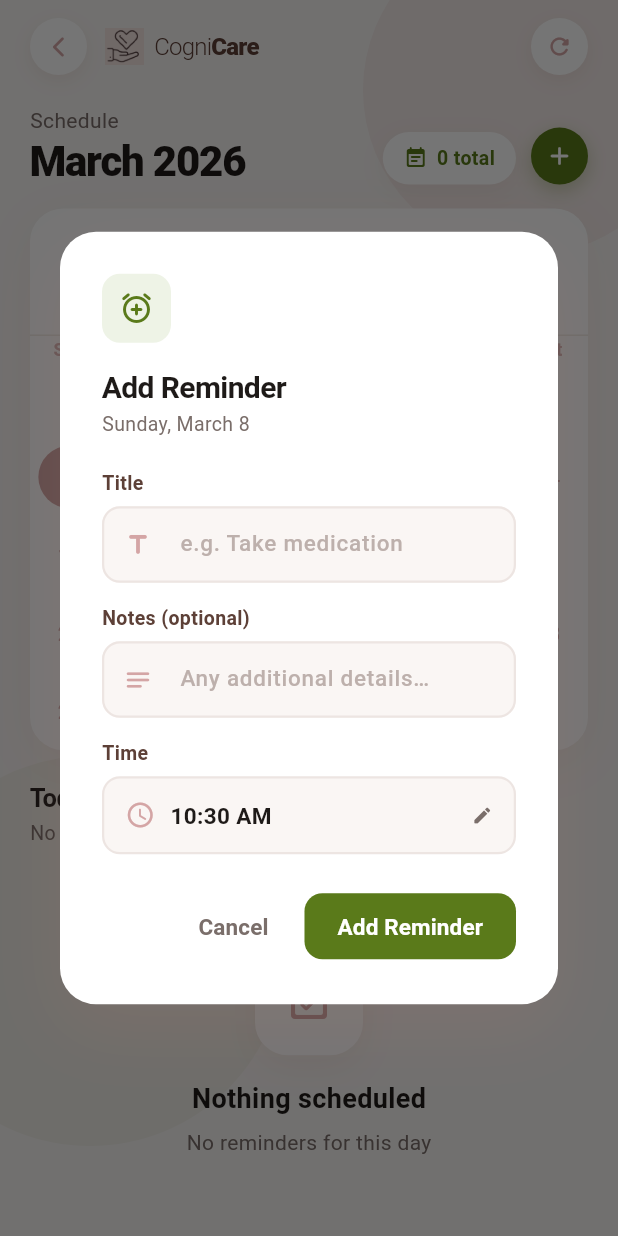
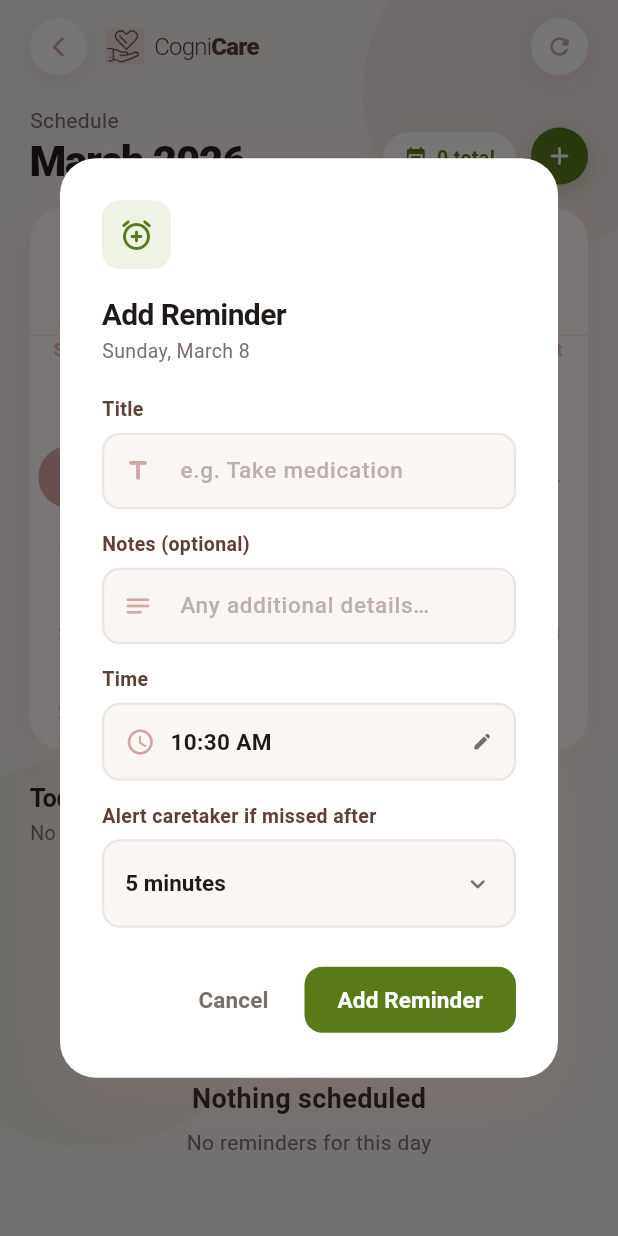
Before and after one commit to nk-glitch/cognicare, a Flutter app: the CalendarPage screen opened directly with empty values, after a tap on the "add" icon, on a phone screen of 412 x 824 dp. Run offline on Flutter 3.47's test engine with Material 3 defaults, Android fonts, the phone set to English and light mode, and no system bars; drawn by our look-alikes of table_calendar; our stand-ins replace cloud_firestore, firebase_auth, firebase_core, firebase_messaging, flutter_local_notifications, flutter_map and 4 more; missing offline and left inert: wear_plus; accounts and stored records are empty.

Commit message:
caretaker can choose length of inactivity before receiving notification

```diff
--- a/lib/screens/caretaker/calendar_page.dart
+++ b/lib/screens/caretaker/calendar_page.dart
@@ -1110,6 +1110,7 @@ class _CalendarPageState extends State<CalendarPage>
     final descController = TextEditingController();
     TimeOfDay selectedTime = TimeOfDay.now();
     bool isSaving = false;
+    int? missedAlertDelayMinutes = 5; // null = no caretaker alert
 
     showDialog(
       context: context,
@@ -1238,6 +1239,68 @@ class _CalendarPageState extends State<CalendarPage>
                   ),
                 ),
 
+                const SizedBox(height: 14),
+
+                // Missed-alert delay picker
+                _dialogLabel('Alert caretaker if missed after'),
+                const SizedBox(height: 6),
+                Container(
+                  padding: const EdgeInsets.symmetric(
+                      horizontal: 14, vertical: 4),
+                  decoration: BoxDecoration(
+                    color: const Color(0xFFFAF6F4),
+                    borderRadius: BorderRadius.circular(12),
+                    border: Border.all(
+                        color: const Color(0xFFEDE5E2), width: 1.5),
+                  ),
+                  child: DropdownButtonHideUnderline(
+                    child: DropdownButton<int?>(
+                      value: missedAlertDelayMinutes,
+                      isExpanded: true,
+                      icon: const Icon(Icons.keyboard_arrow_down_rounded,
+                          color: _subtext, size: 20),
+                      style: const TextStyle(
+                          fontSize: 15,
+                          fontWeight: FontWeight.w600,
+                          color: _text),
+                      dropdownColor: Colors.white,
+                      borderRadius: BorderRadius.circular(12),
+                      items: const [
+                        DropdownMenuItem(
+                          value: null,
+                          child: Text('No alert'),
+                        ),
+                        DropdownMenuItem(
+                          value: 1,
+                          child: Text('1 minute'),
+                        ),
+                        DropdownMenuItem(
+                          value: 3,
+                          child: Text('3 minutes'),
+                        ),
+                        DropdownMenuItem(
+                          value: 5,
+                          child: Text('5 minutes'),
+                        ),
+                        DropdownMenuItem(
+                          value: 10,
+                          child: Text('10 minutes'),
+                        ),
+                        DropdownMenuItem(
+                          value: 15,
+                          child: Text('15 minutes'),
+                        ),
+                        DropdownMenuItem(
+                          value: 30,
+                          child: Text('30 minutes'),
+                        ),
+                      ],
+                      onChanged: (val) =>
+                          setDialogState(() => missedAlertDelayMinutes = val),
+                    ),
+                  ),
+                ),
+
                 const SizedBox(height: 24),
                 Row(
                   mainAxisAlignment: MainAxisAlignment.end,
@@ -1291,6 +1354,7 @@ class _CalendarPageState extends State<CalendarPage>
                               'time': Timestamp.fromDate(dt),
                               'completed': false,
                               'isSnoozed': false,
+                              'missedAlertDelayMinutes': missedAlertDelayMinutes,
                               'createdAt':
                               FieldValue.serverTimestamp(),
                             });
```
Also changed, not shown: lib/screens/caretaker/patient_detail_page.dart (+46 -0 lines), 1 other file.
